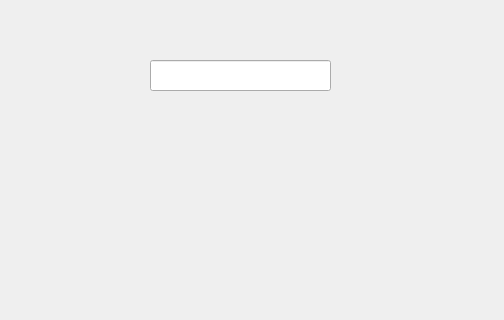
The window that login.ui (337044334-debug/my_zhjt) describes before a commit, drawn with Qt 5; both pictures show x 520 to 1024 and y 280 to 600 of the 1024 by 600 pixel window.
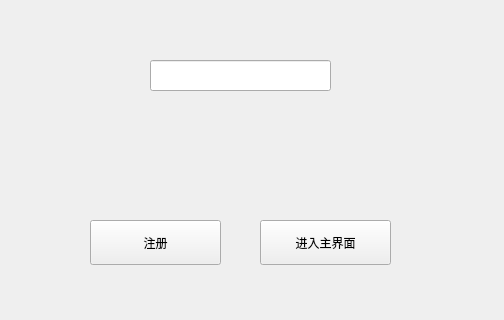
The same window after the commit. Icons and pictures are not drawn. Custom widgets are drawn as their Qt base class.

Diff of the .ui file:
```diff
--- a/login.ui
+++ b/login.ui
@@ -145,6 +145,32 @@
     </rect>
    </property>
   </widget>
+  <widget class="QPushButton" name="Sign">
+   <property name="geometry">
+    <rect>
+     <x>610</x>
+     <y>500</y>
+     <width>131</width>
+     <height>45</height>
+    </rect>
+   </property>
+   <property name="text">
+    <string>注册</string>
+   </property>
+  </widget>
+  <widget class="QPushButton" name="main">
+   <property name="geometry">
+    <rect>
+     <x>780</x>
+     <y>500</y>
+     <width>131</width>
+     <height>45</height>
+    </rect>
+   </property>
+   <property name="text">
+    <string>进入主界面</string>
+   </property>
+  </widget>
  </widget>
  <customwidgets>
   <customwidget>
```
Left out of the diff: 2 changed lines with no effect on the pictures.
